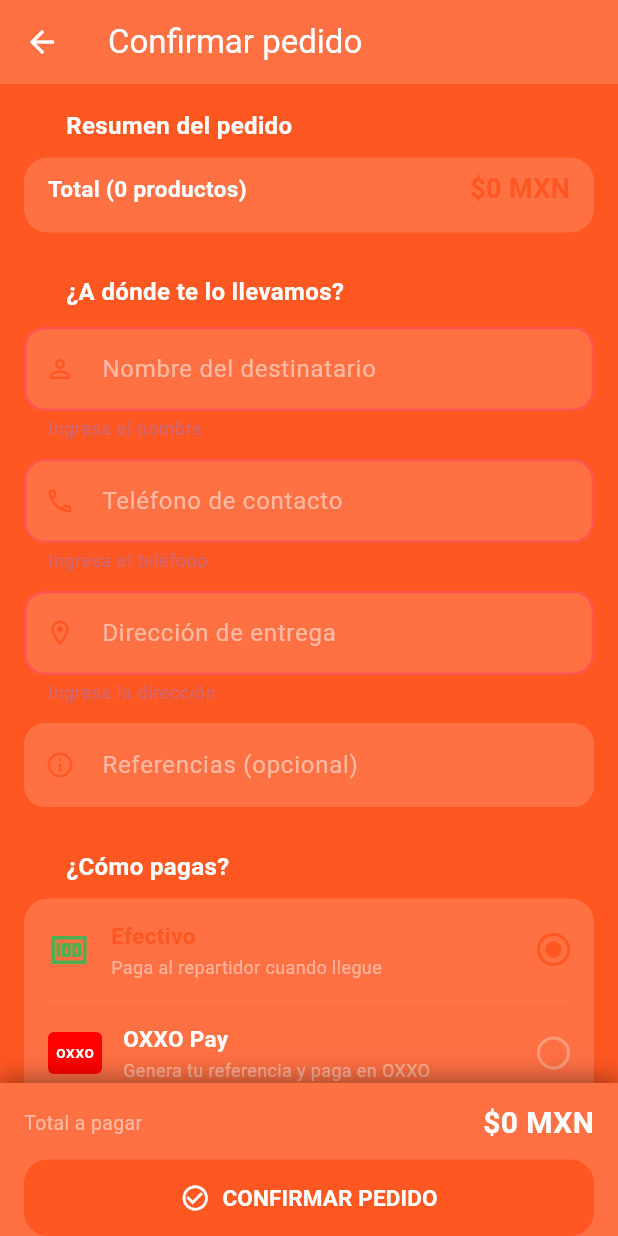
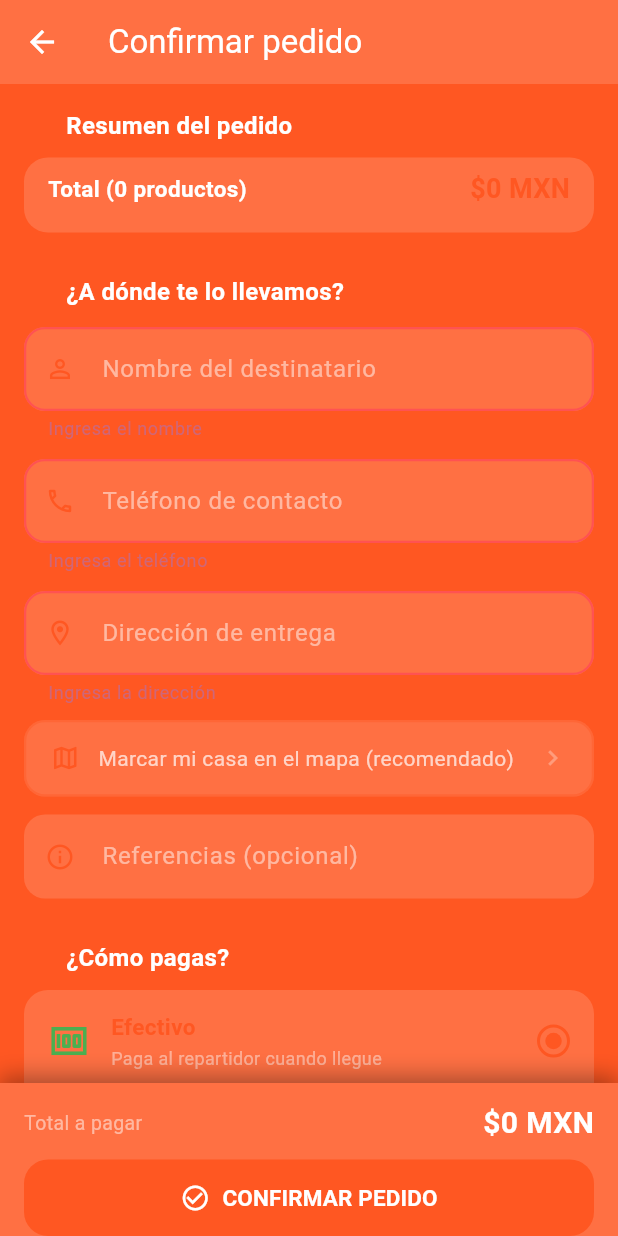
Before and after one commit to Angel43837/fercadi-delivery, a Flutter app: the CheckoutScreen screen opened by its route, after a tap on "CONFIRMAR PEDIDO", on a phone screen of 412 x 824 dp. Run offline on Flutter 3.47's test engine with Material 3 defaults, Android fonts, the phone set to English and light mode, and no system bars; our stand-ins replace carousel_slider, flutter_map, flutter_svg, geolocator, go_router, image_picker and 3 more; accounts and stored records are empty.

Commit message:
feat: mapa picker, sesion persistente, historial de pedidos, fixes varios
- Reemplaza geocoding Nominatim con selector de mapa (flutter_map + latlong2)
- Sesion persistente con SharedPreferences (splash recuerda al usuario)
- Historial de pedidos guardado localmente para clientes
- Repartidor usa coordenadas exactas del pedido en el mapa
- Validacion de precio > 0 en formulario de dueno
- Logo removido del AppBar (solo queda el logo centrado grande)
- Texto de tabs de categorias negro por defecto, blanco cuando seleccionado
- Logout limpia la sesion en todas las pantallas

Co-Authored-By: Claude Sonnet 4.6 <noreply@anthropic.com>

```diff
--- a/lib/router.dart
+++ b/lib/router.dart
@@ -12,6 +12,7 @@ import 'screens/tracking_screen.dart';
 import 'screens/repartidor_screen.dart';
 import 'screens/admin_screen.dart';
 import 'screens/dueno_screen.dart';
+import 'screens/order_history_screen.dart';
 
 final appRouter = GoRouter(
   initialLocation: '/',
@@ -64,6 +65,10 @@ final appRouter = GoRouter(
       builder: (_, _) => const DuenoScreen(),
     ),
     GoRoute(
+      path: '/history',
+      builder: (_, _) => const OrderHistoryScreen(),
+    ),
+    GoRoute(
       path: '/tracking',
       builder: (context, state) {
         final extra = state.extra as Map<String, dynamic>;
@@ -72,6 +77,8 @@ final appRouter = GoRouter(
           address: extra['address'] as String,
           total: extra['total'] as double,
           orderId: extra['orderId'] as String? ?? 'o1',
+          lat: extra['lat'] as double?,
+          lng: extra['lng'] as double?,
         );
       },
     ),
--- a/lib/screens/checkout_screen.dart
+++ b/lib/screens/checkout_screen.dart
@@ -1,10 +1,13 @@
 import 'package:flutter/material.dart';
 import 'package:go_router/go_router.dart';
+import 'package:latlong2/latlong.dart';
 import 'package:provider/provider.dart';
 import '../core/constants.dart';
 import '../models/cart_item.dart';
 import '../providers/cart_provider.dart';
 import '../services/supabase_service.dart';
+import 'map_picker_screen.dart';
+import '../services/order_history_service.dart';
 
 enum _Pay { cash, oxxo, card }
 
@@ -24,6 +27,7 @@ class _CheckoutScreenState extends State<CheckoutScreen> {
   final _refCtrl = TextEditingController();
   _Pay _payment = _Pay.cash;
   bool _loading = false;
+  LatLng? _selectedPos;
 
   @override
   void dispose() {
@@ -33,6 +37,16 @@ class _CheckoutScreenState extends State<CheckoutScreen> {
     _addressCtrl.dispose();
     _refCtrl.dispose();
     super.dispose();
+  }
+
+  Future<void> _openMapPicker() async {
+    final result = await Navigator.push<LatLng>(
+      context,
+      MaterialPageRoute(
+        builder: (_) => MapPickerScreen(initial: _selectedPos),
+      ),
+    );
+    if (result != null) setState(() => _selectedPos = result);
   }
 
   Future<void> _confirm() async {
@@ -53,6 +67,8 @@ class _CheckoutScreenState extends State<CheckoutScreen> {
         customerPhone: _phoneCtrl.text.trim(),
         address: _addressCtrl.text.trim(),
         paymentMethod: _payment.name,
+        lat: _selectedPos?.latitude,
+        lng: _selectedPos?.longitude,
         items: cart.items.map((i) => {
           'product_id': i.product.id,
           'quantity': i.quantity,
@@ -79,7 +95,15 @@ class _CheckoutScreenState extends State<CheckoutScreen> {
       'address': _addressCtrl.text.trim(),
       'total': cart.total,
       'orderId': orderId,
+      if (_selectedPos != null) 'lat': _selectedPos!.latitude,
+      if (_selectedPos != null) 'lng': _selectedPos!.longitude,
     };
+    await OrderHistoryService.add(
+      orderId: orderId,
+      restaurantName: cart.restaurantName ?? 'Restaurante',
+      total: cart.total,
+      address: _addressCtrl.text.trim(),
+    );
     cart.clear();
     _showSuccess(orderData);
   }
@@ -234,6 +258,48 @@ class _CheckoutScreenState extends State<CheckoutScreen> {
               hint: 'Calle, número, colonia — Maravatío',
               icon: Icons.location_on_outlined,
               validator: (v) => (v == null || v.trim().isEmpty) ? 'Ingresa la dirección' : null,
+            ),
+            const SizedBox(height: 10),
+            GestureDetector(
+              onTap: _openMapPicker,
+              child: Container(
+                padding: const EdgeInsets.symmetric(horizontal: 16, vertical: 14),
+                decoration: BoxDecoration(
+                  color: AppConstants.surfaceColor,
+                  borderRadius: BorderRadius.circular(14),
+                  border: Border.all(
+                    color: _selectedPos != null
+                        ? Colors.green.withValues(alpha: 0.6)
+                        : AppConstants.primaryColor.withValues(alpha: 0.4),
+                    width: 1.5,
+                  ),
+                ),
+                child: Row(
+                  children: [
+                    Icon(
+                      _selectedPos != null ? Icons.check_circle : Icons.map_outlined,
+                      color: _selectedPos != null ? Colors.green : AppConstants.primaryColor,
+                      size: 20,
+                    ),
+                    const SizedBox(width: 12),
+                    Expanded(
+                      child: Text(
+                        _selectedPos != null
+                            ? 'Ubicación marcada en el mapa ✓'
+                            : 'Marcar mi casa en el mapa (recomendado)',
+                        style: TextStyle(
+                          color: _selectedPos != null
+                              ? Colors.green
+                              : Colors.white.withValues(alpha: 0.7),
+                          fontSize: 14,
+                        ),
+                      ),
+                    ),
+                    Icon(Icons.chevron_right,
+                        color: Colors.white.withValues(alpha: 0.3), size: 20),
+                  ],
+                ),
+              ),
             ),
             const SizedBox(height: 12),
             _FormField(
--- /dev/null
+++ b/lib/services/order_history_service.dart
@@ -0,0 +1,55 @@
+import 'package:shared_preferences/shared_preferences.dart';
+
+class OrderHistoryService {
+  static const _key = 'order_history';
+
+  static Future<void> add({
+    required String orderId,
+    required String restaurantName,
+    required double total,
+    required String address,
+  }) async {
+    final prefs = await SharedPreferences.getInstance();
+    final list = prefs.getStringList(_key) ?? [];
+    final entry = [
+      orderId,
+      restaurantName,
+      total.toString(),
+      address,
+      DateTime.now().toIso8601String(),
+    ].join('||');
+    list.insert(0, entry);
+    if (list.length > 30) list.removeLast();
+    await prefs.setStringList(_key, list);
+  }
+
+  static Future<List<HistoryEntry>> getAll() async {
+    final prefs = await SharedPreferences.getInstance();
+    final list = prefs.getStringList(_key) ?? [];
+    return list.map((e) {
+      final p = e.split('||');
+      return HistoryEntry(
+        orderId:        p.isNotEmpty       ? p[0] : '',
+        restaurantName: p.length > 1       ? p[1] : '',
+        total:          p.length > 2       ? double.tryParse(p[2]) ?? 0 : 0,
+        address:        p.length > 3       ? p[3] : '',
+        date:           p.length > 4       ? DateTime.tryParse(p[4]) ?? DateTime.now() : DateTime.now(),
+      );
+    }).toList();
+  }
+}
+
+class HistoryEntry {
+  final String orderId;
+  final String restaurantName;
+  final double total;
+  final String address;
+  final DateTime date;
+  const HistoryEntry({
+    required this.orderId,
+    required this.restaurantName,
+    required this.total,
+    required this.address,
+    required this.date,
+  });
+}
--- a/lib/services/supabase_service.dart
+++ b/lib/services/supabase_service.dart
@@ -257,6 +257,8 @@ class SupabaseService {
     required String address,
     required String paymentMethod,
     required List<Map<String, dynamic>> items,
+    double? lat,
+    double? lng,
   }) async {
     final orderId = 'ord_${DateTime.now().millisecondsSinceEpoch}';
     final deliveryJson = jsonEncode({
@@ -264,6 +266,8 @@ class SupabaseService {
       'phone': customerPhone,
       'address': address,
       'payment': paymentMethod,
+      'lat': lat,
+      'lng': lng,
     });
     await _client.from('orders').insert({
       'id': orderId,
--- a/pubspec.yaml
+++ b/pubspec.yaml
@@ -19,6 +19,7 @@ dependencies:
   latlong2: ^0.9.0
   image_picker: ^1.1.2
   flutter_svg: ^2.0.10
+  shared_preferences: ^2.3.0
 
 dev_dependencies:
   flutter_test:
```
Also changed, not shown: lib/screens/admin_screen.dart (+6 -1 lines), lib/screens/dueno_screen.dart (+13 -3 lines), lib/screens/login_screen.dart (+13 -11 lines), lib/screens/map_picker_screen.dart (added, +124 -0 lines), lib/screens/order_history_screen.dart (added, +125 -0 lines), lib/screens/repartidor_screen.dart (+13 -2 lines), lib/screens/restaurants_screen.dart (+13 -11 lines), lib/screens/splash_screen.dart (+6 -1 lines), lib/screens/tracking_screen.dart (+9 -0 lines), lib/services/auth_service.dart (added, +35 -0 lines), pubspec.lock.
